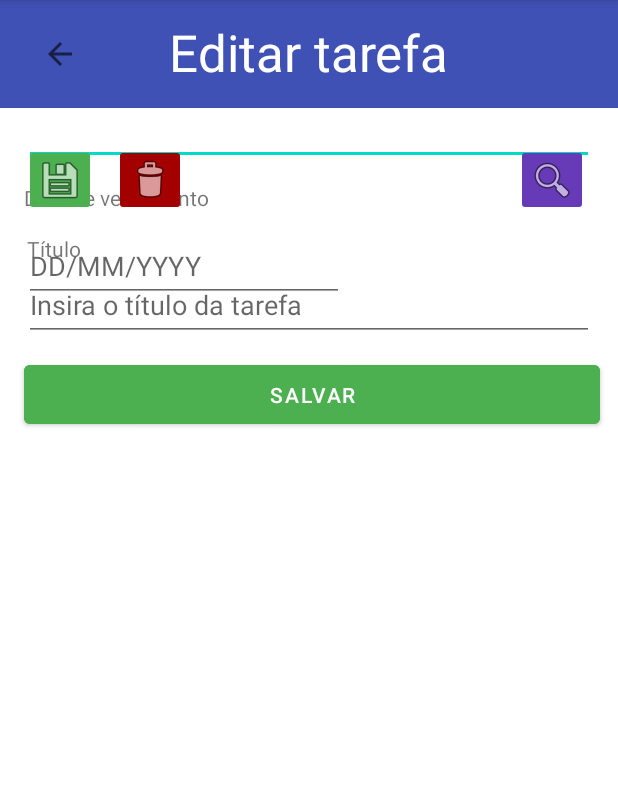
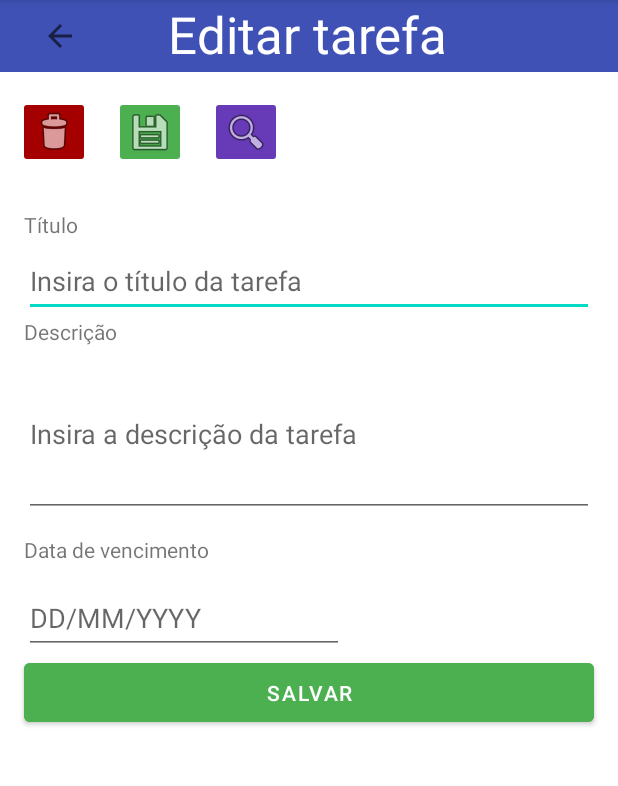
Before and after one commit to diogofrr/materia-android, an Android app: the screen it shows after launch (MainActivity), on a phone screen of 412 x 824 dp, the part 84-870 px from its top. Run offline under Robolectric (Android 15) with nearby library versions, the phone set to English and light mode, and no system bars.

```diff
--- a/app-anotacoes/app/src/main/res/layout/activity_main.xml
+++ b/app-anotacoes/app/src/main/res/layout/activity_main.xml
@@ -37,7 +37,7 @@
                     android:contentDescription="TODO"
                     app:srcCompat="@android:drawable/ic_menu_close_clear_cancel"
                     app:tint="#DA0000"
-                    tools:ignore="ContentDescription,HardcodedText" />
+                    tools:ignore="ContentDescription,HardcodedText,DuplicateSpeakableTextCheck" />
 
                 <TextView
                     android:id="@+id/titleText"
--- a/gerenciador-de-tarefas/app/build.gradle
+++ b/gerenciador-de-tarefas/app/build.gradle
@@ -4,12 +4,12 @@ plugins {
 
 android {
     namespace 'devandroid.diogoferreira.gerenciadordetarefas'
-    compileSdk 32
+    compileSdk 33
 
     defaultConfig {
         applicationId "devandroid.diogoferreira.gerenciadordetarefas"
         minSdk 26
-        targetSdk 32
+        targetSdk 33
         versionCode 1
         versionName "1.0"
 
--- a/gerenciador-de-tarefas/app/src/main/res/layout/activity_main.xml
+++ b/gerenciador-de-tarefas/app/src/main/res/layout/activity_main.xml
@@ -7,6 +7,115 @@
     android:background="#FFFFFF"
     tools:context=".view.MainActivity">
 
+    <ScrollView
+        android:layout_width="match_parent"
+        android:layout_height="match_parent">
+
+        <LinearLayout
+            android:layout_width="match_parent"
+            android:layout_height="match_parent"
+            android:orientation="vertical">
+
+            <LinearLayout
+                android:layout_width="match_parent"
+                android:layout_height="match_parent"
+                android:background="#3F51B5"
+                android:orientation="horizontal">
+
+                <ImageButton
+                    android:id="@+id/voltarTelaPrincipal"
+                    android:layout_width="48dp"
+                    android:layout_height="48dp"
+                    android:layout_marginStart="16dp"
+                    android:background="#3F51B5"
+                    android:contentDescription="@string/todo"
+                    app:srcCompat="?attr/actionModeCloseDrawable" />
+
+                <TextView
+                    android:id="@+id/editarTitle"
+                    android:layout_width="wrap_content"
+                    android:layout_height="wrap_content"
+                    android:layout_marginStart="48dp"
+                    android:text="@string/editar_tarefa"
+                    android:textColor="#FFFFFF"
+                    android:textSize="34sp" />
+
+            </LinearLayout>
+
+            <LinearLayout
+                android:layout_width="match_parent"
+                android:layout_height="match_parent"
+                android:layout_marginVertical="16dp"
+                android:orientation="horizontal">
+
+                <ImageButton
+                    android:id="@+id/deleteBtn"
+                    android:layout_width="48dp"
+                    android:layout_height="48dp"
+                    android:layout_marginStart="12dp"
+                    android:backgroundTint="#A50000"
+                    android:contentDescription="TODO"
+                    app:srcCompat="@android:drawable/ic_menu_delete"
+                    tools:ignore="ContentDescription" />
+
+                <ImageButton
+                    android:id="@+id/saveBtn"
+                    android:layout_width="48dp"
+                    android:layout_height="48dp"
+                    android:layout_marginStart="16dp"
+                    android:backgroundTint="#4CAF50"
+                    android:contentDescription="TODO"
+                    app:srcCompat="@android:drawable/ic_menu_save"
+                    tools:ignore="ContentDescription" />
+
+                <ImageButton
+                    android:id="@+id/searchBtn"
+                    android:layout_width="48dp"
+                    android:layout_height="48dp"
+                    android:layout_marginStart="16dp"
+                    android:backgroundTint="#673AB7"
+                    app:srcCompat="@android:drawable/ic_menu_search"
+                    tools:ignore="SpeakableTextPresentCheck" />
+            </LinearLayout>
+
+            <LinearLayout
+                android:layout_width="match_parent"
+                android:layout_height="match_parent"
+                android:orientation="vertical">
+
+                <TextView
+                    android:id="@+id/tituloLabel"
+                    android:layout_width="wrap_content"
+                    android:layout_height="wrap_content"
+                    android:layout_marginLeft="16dp"
+                    android:layout_marginTop="12dp"
+                    android:text="@string/tituloPrincipal" />
+
+                <EditText
+                    android:id="@+id/tituloInput"
+                    android:layout_width="match_parent"
+                    android:layout_height="wrap_content"
+                    android:layout_marginHorizontal="16dp"
+                    android:layout_marginTop="4dp"
+                    android:ems="10"
+                    android:hint="@string/tarefa"
+                    android:inputType="text"
+                    android:minHeight="48dp" />
+            </LinearLayout>
+
+            <LinearLayout
+                android:layout_width="match_parent"
+                android:layout_height="match_parent"
+                android:orientation="vertical">
+
+                <TextView
+                    android:id="@+id/descricaoLabel"
+                    android:layout_width="wrap_content"
+                    android:layout_height="wrap_content"
+                    android:layout_marginLeft="16dp"
+                    android:layout_marginBottom="4dp"
+                    android:text="@string/descricao" />
+
                 <EditText
                     android:id="@+id/descricaoInput"
                     android:layout_width="match_parent"
@@ -15,35 +124,21 @@
                     android:ems="10"
                     android:hint="@string/inputTarefa"
                     android:inputType="text"
-        app:layout_constraintEnd_toEndOf="parent"
-        app:layout_constraintHorizontal_bias="0.437"
-        app:layout_constraintStart_toStartOf="parent"
-        tools:ignore="MissingConstraints"
-        tools:layout_editor_absoluteY="264dp" />
+                    tools:ignore="MissingConstraints" />
+            </LinearLayout>
+
+            <LinearLayout
+                android:layout_width="match_parent"
+                android:layout_height="match_parent"
+                android:orientation="vertical">
 
                 <TextView
                     android:id="@+id/textView8"
                     android:layout_width="wrap_content"
                     android:layout_height="wrap_content"
+                    android:layout_marginLeft="16dp"
                     android:layout_marginTop="12dp"
-        android:text="@string/vencimento"
-        app:layout_constraintEnd_toEndOf="parent"
-        app:layout_constraintHorizontal_bias="0.055"
-        app:layout_constraintStart_toStartOf="parent"
-        app:layout_constraintTop_toBottomOf="@+id/descricaoInput" />
-
-    <TextView
-        android:id="@+id/descricaoLabel"
-        android:layout_width="wrap_content"
-        android:layout_height="wrap_content"
-        android:layout_marginBottom="4dp"
-        android:text="@string/descricao"
-        app:layout_constraintBottom_toTopOf="@+id/descricaoInput"
-        app:layout_constraintEnd_toEndOf="parent"
-        app:layout_constraintHorizontal_bias="0.045"
-        app:layout_constraintStart_toStartOf="parent"
-        app:layout_constraintTop_toBottomOf="@+id/tituloInput"
-        app:layout_constraintVertical_bias="1.0" />
+                    android:text="@string/vencimento" />
 
                 <EditText
                     android:id="@+id/dataInput"
@@ -54,122 +149,17 @@
                     android:ems="10"
                     android:hint="@string/data"
                     android:inputType="date"
-        android:minHeight="48dp"
-        app:layout_constraintStart_toStartOf="parent"
-        app:layout_constraintTop_toBottomOf="@+id/textView8" />
+                    android:minHeight="48dp" />
+            </LinearLayout>
 
             <Button
                 android:id="@+id/salvarBtn"
-        android:layout_width="384dp"
+                android:layout_width="match_parent"
                 android:layout_height="51dp"
                 android:layout_marginHorizontal="16dp"
                 android:backgroundTint="#4CAF50"
-        android:text="@string/salvar"
-        app:layout_constraintBottom_toBottomOf="parent"
-        app:layout_constraintEnd_toEndOf="parent"
-        app:layout_constraintHorizontal_bias="0.0"
-        app:layout_constraintStart_toStartOf="parent"
-        app:layout_constraintTop_toBottomOf="@+id/dataInput"
-        app:layout_constraintVertical_bias="0.07" />
-
-    <TextView
-        android:id="@+id/tituloLabel"
-        android:layout_width="wrap_content"
-        android:layout_height="wrap_content"
-        android:layout_marginTop="12dp"
-        android:text="@string/tituloPrincipal"
-        app:layout_constraintEnd_toEndOf="parent"
-        app:layout_constraintHorizontal_bias="0.047"
-        app:layout_constraintStart_toStartOf="parent"
-        app:layout_constraintTop_toBottomOf="@+id/saveBtn" />
-
-    <EditText
-        android:id="@+id/tituloInput"
-        android:layout_width="match_parent"
-        android:layout_height="wrap_content"
-        android:layout_marginHorizontal="16dp"
-        android:layout_marginTop="4dp"
-        android:ems="10"
-        android:hint="@string/tarefa"
-        android:inputType="text"
-        android:minHeight="48dp"
-        app:layout_constraintEnd_toEndOf="parent"
-        app:layout_constraintHorizontal_bias="0.437"
-        app:layout_constraintStart_toStartOf="parent"
-        app:layout_constraintTop_toBottomOf="@+id/tituloLabel" />
-
-    <androidx.constraintlayout.widget.ConstraintLayout
-        android:id="@+id/constraintLayout5"
-        android:layout_width="match_parent"
-        android:layout_height="72dp"
-        android:background="#3F51B5"
-        app:layout_constraintEnd_toEndOf="parent"
-        app:layout_constraintHorizontal_bias="1.0"
-        app:layout_constraintStart_toStartOf="parent"
-        app:layout_constraintTop_toTopOf="parent">
-
-        <TextView
-            android:id="@+id/editarTitle"
-            android:layout_width="wrap_content"
-            android:layout_height="wrap_content"
-            android:layout_marginStart="48dp"
-            android:layout_marginTop="12dp"
-            android:text="@string/editar_tarefa"
-            android:textColor="#FFFFFF"
-            android:textSize="34sp"
-            app:layout_constraintEnd_toEndOf="parent"
-            app:layout_constraintHorizontal_bias="0.008"
-            app:layout_constraintStart_toEndOf="@+id/voltarTelaPrincipal"
-            app:layout_constraintTop_toTopOf="parent" />
-
-        <ImageButton
-            android:id="@+id/voltarTelaPrincipal"
-            android:layout_width="48dp"
-            android:layout_height="48dp"
-            android:layout_marginStart="16dp"
-            android:background="#3F51B5"
-            android:contentDescription="@string/todo"
-            app:layout_constraintBottom_toBottomOf="parent"
-            app:layout_constraintStart_toStartOf="parent"
-            app:layout_constraintTop_toTopOf="parent"
-            app:srcCompat="?attr/actionModeCloseDrawable" />
+                android:text="@string/salvar" />
+        </LinearLayout>
+    </ScrollView>
 
 </androidx.constraintlayout.widget.ConstraintLayout>
-
-    <ImageButton
-        android:id="@+id/deleteBtn"
-        android:layout_width="48dp"
-        android:layout_height="48dp"
-        android:layout_marginStart="12dp"
-        android:backgroundTint="#A50000"
-        android:contentDescription="TODO"
-        app:layout_constraintStart_toEndOf="@+id/saveBtn"
-        app:layout_constraintTop_toTopOf="@+id/saveBtn"
-        app:srcCompat="@android:drawable/ic_menu_delete"
-        tools:ignore="ContentDescription" />
-
-    <ImageButton
-        android:id="@+id/saveBtn"
-        android:layout_width="48dp"
-        android:layout_height="48dp"
-        android:layout_marginStart="16dp"
-        android:layout_marginTop="24dp"
-        android:backgroundTint="#4CAF50"
-        android:contentDescription="TODO"
-        app:layout_constraintStart_toStartOf="parent"
-        app:layout_constraintTop_toBottomOf="@+id/constraintLayout5"
-        app:srcCompat="@android:drawable/ic_menu_save"
-        tools:ignore="ContentDescription" />
-
-    <ImageButton
-        android:id="@+id/searchBtn"
-        android:layout_width="48dp"
-        android:layout_height="48dp"
-        android:layout_marginStart="220dp"
-        android:backgroundTint="#673AB7"
-        app:layout_constraintStart_toEndOf="@+id/deleteBtn"
-        app:layout_constraintTop_toTopOf="@+id/deleteBtn"
-        app:srcCompat="@android:drawable/ic_menu_search"
-        tools:ignore="SpeakableTextPresentCheck" />
-
-</androidx.constraintlayout.widget.ConstraintLayout>
```
Also changed, not shown: AppListaCurso/app/src/main/AndroidManifest.xml (+7 -0 lines), AppListaCurso/app/src/main/java/devandroid/diogoferreira/applistacurso/view/SplashActivity.java (added, +33 -0 lines), AppListaCurso/app/src/main/res/layout/activity_main.xml (+121 -107 lines), AppListaCurso/app/src/main/res/layout/splash_activity.xml (added, +19 -0 lines), IMC/app/src/main/res/layout/activity_main.xml (+30 -24 lines), AppListaCurso/app/src/main/res/drawable/urubu.jpg (added), 1 other file. Lines whose indentation alone changed are shown as unchanged.
